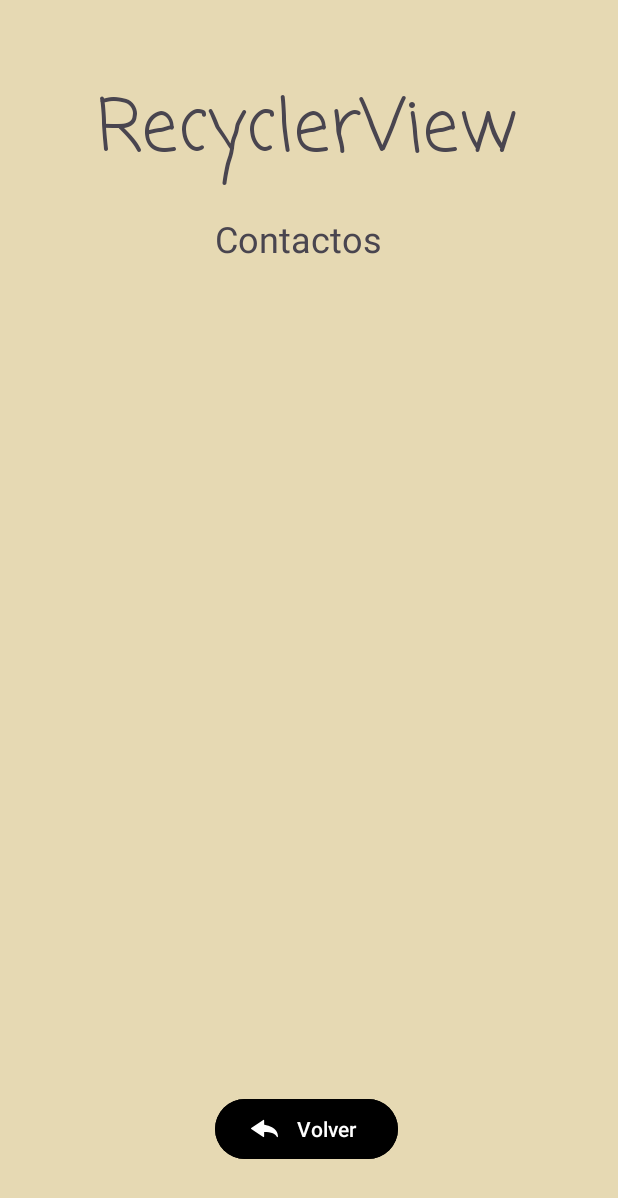
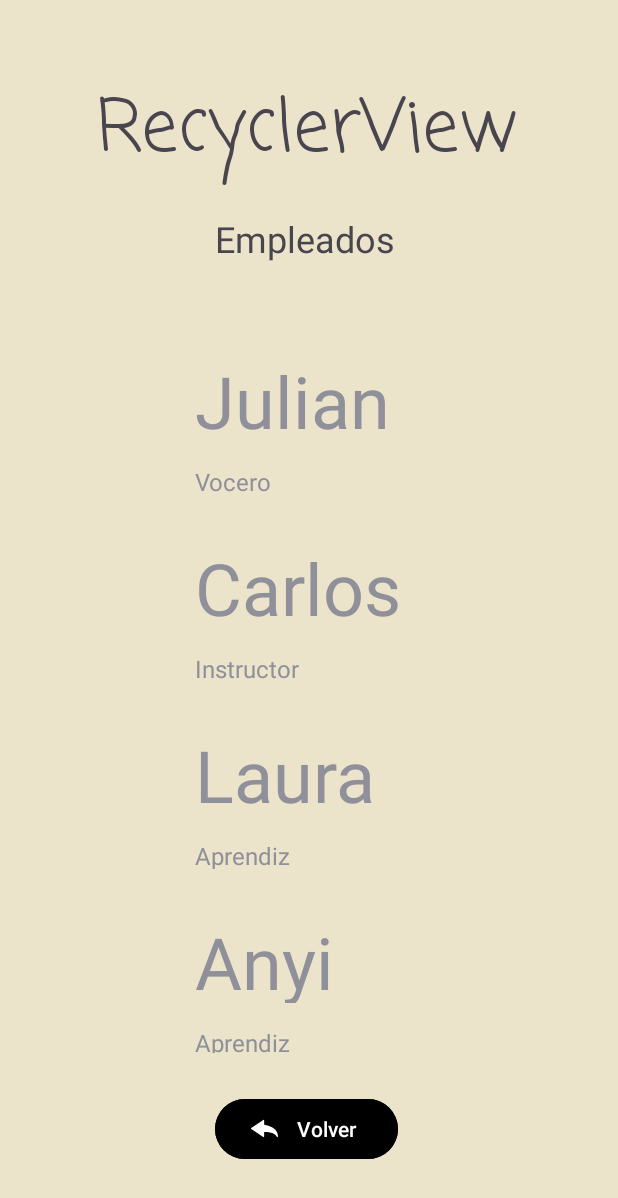
Before and after one commit to FerroJuls/Kotlin_Android, an Android app: the RecyclerView screen opened directly, with no data from a screen before it, on a phone screen of 412 x 824 dp. Shown: the top 1198 px of the screen. Run offline under Robolectric (Android 15) with nearby library versions, the phone set to English and light mode, and no system bars.

Commit message:
Taller en clase RecyclerView

```diff
--- a/tallerAndroidInterfaces/app/src/main/java/com/example/tallerandroidinterfaces/RecyclerView.kt
+++ b/tallerAndroidInterfaces/app/src/main/java/com/example/tallerandroidinterfaces/RecyclerView.kt
@@ -6,8 +6,14 @@ import androidx.activity.enableEdgeToEdge
 import androidx.appcompat.app.AppCompatActivity
 import androidx.core.view.ViewCompat
 import androidx.core.view.WindowInsetsCompat
+import androidx.recyclerview.widget.LinearLayoutManager
+import androidx.recyclerview.widget.RecyclerView
+import com.example.tallerandroidinterfaces.adapters.adapterEmployed
+import com.example.tallerandroidinterfaces.models.empleado
 
 class RecyclerView : AppCompatActivity() {
+
+    lateinit var listEmpleado:MutableList<empleado>
     override fun onCreate(savedInstanceState: Bundle?) {
         super.onCreate(savedInstanceState)
         enableEdgeToEdge()
@@ -17,6 +23,24 @@ class RecyclerView : AppCompatActivity() {
             v.setPadding(systemBars.left, systemBars.top, systemBars.right, systemBars.bottom)
             insets
         }
+        listEmpleado= mutableListOf()
+        var empleado=empleado("Julian","Vocero")
+        listEmpleado.add(empleado)
+        listEmpleado.add(empleado("Carlos","Instructor"))
+        listEmpleado.add(empleado("Laura","Aprendiz"))
+        listEmpleado.add(empleado("Anyi","Aprendiz"))
+        listEmpleado.add(empleado("Maidy","Aprendiz"))
+        listEmpleado.add(empleado("Angie","Aprendiz"))
+        listEmpleado.add(empleado("Camilo","Aprendiz"))
+        listEmpleado.add(empleado("Aura","Aprendiz"))
+        listEmpleado.add(empleado("Penna","Aprendiz"))
+        listEmpleado.add(empleado("Kevin","Aprendiz"))
+
+        var recycler=findViewById<RecyclerView>(R.id.RVEmployed)
+        recycler.layoutManager=LinearLayoutManager(applicationContext)
+        var adapterEmployed=adapterEmployed(listEmpleado,applicationContext)
+        recycler.adapter=adapterEmployed
+
         var btnVolver = findViewById<Button>(R.id.btnVolver)
         btnVolver.setOnClickListener {
             finish()
--- /dev/null
+++ b/tallerAndroidInterfaces/app/src/main/java/com/example/tallerandroidinterfaces/adapters/adapterEmployed.kt
@@ -0,0 +1,44 @@
+package com.example.tallerandroidinterfaces.adapters
+
+import android.content.Context
+import android.view.LayoutInflater
+import android.view.View
+import android.view.ViewGroup
+import android.widget.TextView
+import androidx.recyclerview.widget.RecyclerView
+import com.example.tallerandroidinterfaces.R
+import com.example.tallerandroidinterfaces.models.empleado
+import java.text.FieldPosition
+
+class adapterEmployed
+    (var listEmployed: List<empleado>,
+            var context:Context
+            ): RecyclerView.Adapter<adapterEmployed.MyHolder>()
+{
+                inner class MyHolder(itemView: View): RecyclerView.ViewHolder(itemView){
+                    lateinit var lblName: TextView
+                    lateinit var lblPosition: TextView
+
+                    init {
+                        lblName=itemView.findViewById(R.id.lblName)
+                        lblPosition=itemView.findViewById(R.id.lblPosition)
+
+                    }
+                }
+
+    override fun onCreateViewHolder(parent: ViewGroup, viewType: Int): adapterEmployed.MyHolder {
+        var itemView=LayoutInflater.from(context).inflate(R.layout.item_employed,parent,false)
+        return MyHolder(itemView)
+    }
+
+    override fun onBindViewHolder(holder: adapterEmployed.MyHolder, position: Int) {
+        val empleado=listEmployed[position]
+        holder.lblName.text=empleado.name
+        holder.lblPosition.text=empleado.position
+    }
+
+    override fun getItemCount(): Int {
+        return listEmployed.size
+    }
+
+}
--- /dev/null
+++ b/tallerAndroidInterfaces/app/src/main/java/com/example/tallerandroidinterfaces/models/empleado.kt
@@ -0,0 +1,6 @@
+package com.example.tallerandroidinterfaces.models
+
+data class empleado(
+    val name:String,
+    val position:String
+)
--- a/tallerAndroidInterfaces/app/src/main/res/layout/activity_recycler_view.xml
+++ b/tallerAndroidInterfaces/app/src/main/res/layout/activity_recycler_view.xml
@@ -5,7 +5,7 @@
     android:id="@+id/main"
     android:layout_width="match_parent"
     android:layout_height="match_parent"
-    android:background="#E6D9B3"
+    android:background="#ECE3CB"
     android:orientation="vertical"
     tools:context=".RecyclerView">
 
@@ -41,7 +41,7 @@
         android:id="@+id/textView4"
         android:layout_width="125dp"
         android:layout_height="36dp"
-        android:text="Contactos"
+        android:text="Empleados"
         android:textSize="24sp"
         app:layout_constraintBottom_toBottomOf="parent"
         app:layout_constraintEnd_toEndOf="parent"
@@ -50,8 +50,12 @@
         app:layout_constraintVertical_bias="0.181" />
 
     <androidx.recyclerview.widget.RecyclerView
+        android:id="@+id/RVEmployed"
         android:layout_width="409dp"
         android:layout_height="478dp"
-        tools:layout_editor_absoluteX="1dp"
-        tools:layout_editor_absoluteY="163dp" />
+        app:layout_constraintBottom_toBottomOf="parent"
+        app:layout_constraintEnd_toEndOf="parent"
+        app:layout_constraintStart_toStartOf="parent"
+        app:layout_constraintTop_toTopOf="parent"
+        app:layout_constraintVertical_bias="0.648" />
 </androidx.constraintlayout.widget.ConstraintLayout>
--- /dev/null
+++ b/tallerAndroidInterfaces/app/src/main/res/layout/item_employed.xml
@@ -0,0 +1,55 @@
+<?xml version="1.0" encoding="utf-8"?>
+<androidx.constraintlayout.widget.ConstraintLayout xmlns:android="http://schemas.android.com/apk/res/android"
+    xmlns:app="http://schemas.android.com/apk/res-auto"
+    xmlns:tools="http://schemas.android.com/tools"
+    android:layout_width="match_parent"
+    android:layout_height="wrap_content"
+    android:layout_margin="5dp">
+
+    <LinearLayout
+        android:layout_width="400dp"
+        android:layout_height="114dp"
+        android:orientation="horizontal"
+        app:layout_constraintEnd_toEndOf="parent"
+        tools:layout_editor_absoluteY="0dp">
+
+        <ImageView
+            android:id="@+id/lblImg"
+            android:layout_width="112dp"
+            android:layout_height="117dp"
+            tools:srcCompat="@tools:sample/avatars" />
+
+        <Space
+            android:layout_width="wrap_content"
+            android:layout_height="wrap_content"
+            android:layout_weight="1" />
+
+        <LinearLayout
+            android:layout_width="276dp"
+            android:layout_height="match_parent"
+            android:orientation="vertical">
+
+            <Space
+                android:layout_width="match_parent"
+                android:layout_height="5dp" />
+
+            <TextView
+                android:id="@+id/lblName"
+                android:layout_width="match_parent"
+                android:layout_height="60dp"
+                android:text="Name"
+                android:textSize="48sp" />
+
+            <Space
+                android:layout_width="match_parent"
+                android:layout_height="15dp" />
+
+            <TextView
+                android:id="@+id/lblPosition"
+                android:layout_width="match_parent"
+                android:layout_height="20dp"
+                android:text="Position"
+                android:textSize="16sp" />
+        </LinearLayout>
+    </LinearLayout>
+</androidx.constraintlayout.widget.ConstraintLayout>
```
Also changed, not shown: tallerAndroidInterfaces/app/src/main/java/com/example/tallerandroidinterfaces/FrameLayout.kt (+9 -0 lines), tallerAndroidInterfaces/app/src/main/res/drawable/macaw_svgrepo_comdfdfgd.xml (added, +45 -0 lines), tallerAndroidInterfaces/app/src/main/res/layout/activity_frame_layout.xml (+11 -1 lines), 1 other file.
